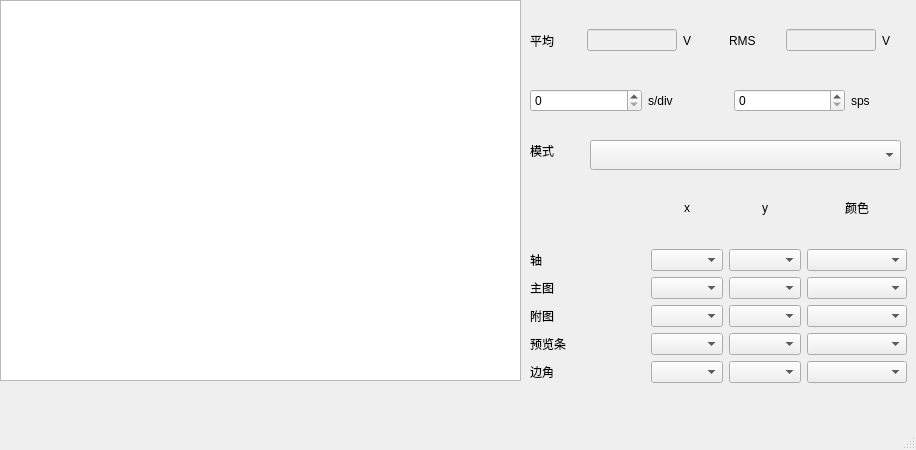
Qt form plot/main_window.ui (XuHg-zjcn/dataflow) before a commit.
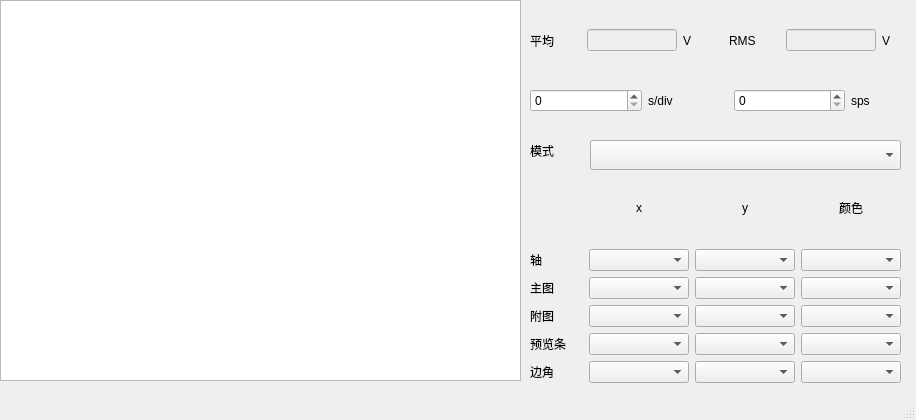
The same form after that commit. Custom widgets are drawn as their Qt base class.

Patch:
```diff
--- a/plot/main_window.ui
+++ b/plot/main_window.ui
@@ -7,9 +7,15 @@
     <x>0</x>
     <y>0</y>
     <width>916</width>
-    <height>450</height>
+    <height>420</height>
    </rect>
   </property>
+  <property name="sizePolicy">
+   <sizepolicy hsizetype="Preferred" vsizetype="Preferred">
+    <horstretch>0</horstretch>
+    <verstretch>0</verstretch>
+   </sizepolicy>
+  </property>
   <property name="windowTitle">
    <string>MainWindow</string>
   </property>
@@ -207,13 +213,19 @@
      <rect>
       <x>530</x>
       <y>172</y>
-      <width>377</width>
+      <width>371</width>
       <height>211</height>
      </rect>
     </property>
     <layout class="QGridLayout" name="gridLayout">
      <item row="0" column="3">
       <widget class="QLabel" name="label_Color">
+       <property name="minimumSize">
+        <size>
+         <width>100</width>
+         <height>0</height>
+        </size>
+       </property>
        <property name="text">
         <string>颜色</string>
        </property>
@@ -229,7 +241,7 @@
        </property>
        <property name="sizeHint" stdset="0">
         <size>
-         <width>40</width>
+         <width>60</width>
          <height>20</height>
         </size>
        </property>
@@ -237,6 +249,12 @@
      </item>
      <item row="0" column="2">
       <widget class="QLabel" name="label_Y">
+       <property name="minimumSize">
+        <size>
+         <width>100</width>
+         <height>0</height>
+        </size>
+       </property>
        <property name="text">
         <string>y</string>
        </property>
@@ -249,7 +267,7 @@
       <widget class="QLabel" name="label_prev">
        <property name="maximumSize">
         <size>
-         <width>16777215</width>
+         <width>60</width>
          <height>16777215</height>
         </size>
        </property>
@@ -262,7 +280,7 @@
       <widget class="QLabel" name="label_axis">
        <property name="maximumSize">
         <size>
-         <width>16777215</width>
+         <width>60</width>
          <height>16777215</height>
         </size>
        </property>
@@ -273,6 +291,12 @@
      </item>
      <item row="0" column="1">
       <widget class="QLabel" name="label_X">
+       <property name="minimumSize">
+        <size>
+         <width>100</width>
+         <height>0</height>
+        </size>
+       </property>
        <property name="text">
         <string>x</string>
        </property>
@@ -285,7 +309,7 @@
       <widget class="QLabel" name="label_main">
        <property name="maximumSize">
         <size>
-         <width>16777215</width>
+         <width>60</width>
          <height>16777215</height>
         </size>
        </property>
@@ -298,7 +322,7 @@
       <widget class="QLabel" name="label_ref">
        <property name="maximumSize">
         <size>
-         <width>16777215</width>
+         <width>60</width>
          <height>16777215</height>
         </size>
        </property>
@@ -311,7 +335,7 @@
       <widget class="QLabel" name="label_coner">
        <property name="maximumSize">
         <size>
-         <width>70</width>
+         <width>60</width>
          <height>16777215</height>
         </size>
        </property>
@@ -344,7 +368,7 @@
       <widget class="QComboBox" name="combo_axisClr">
        <property name="minimumSize">
         <size>
-         <width>100</width>
+         <width>0</width>
          <height>0</height>
         </size>
        </property>
@@ -401,6 +425,13 @@
   </widget>
   <widget class="QStatusBar" name="statusbar"/>
  </widget>
+ <customwidgets>
+  <customwidget>
+   <class>PlotWidget</class>
+   <extends>QGraphicsView</extends>
+   <header>pyqtgraph</header>
+  </customwidget>
+ </customwidgets>
  <resources/>
  <connections/>
 </ui>
```
Left out of the diff: 2 changed lines with no effect on the pictures.
